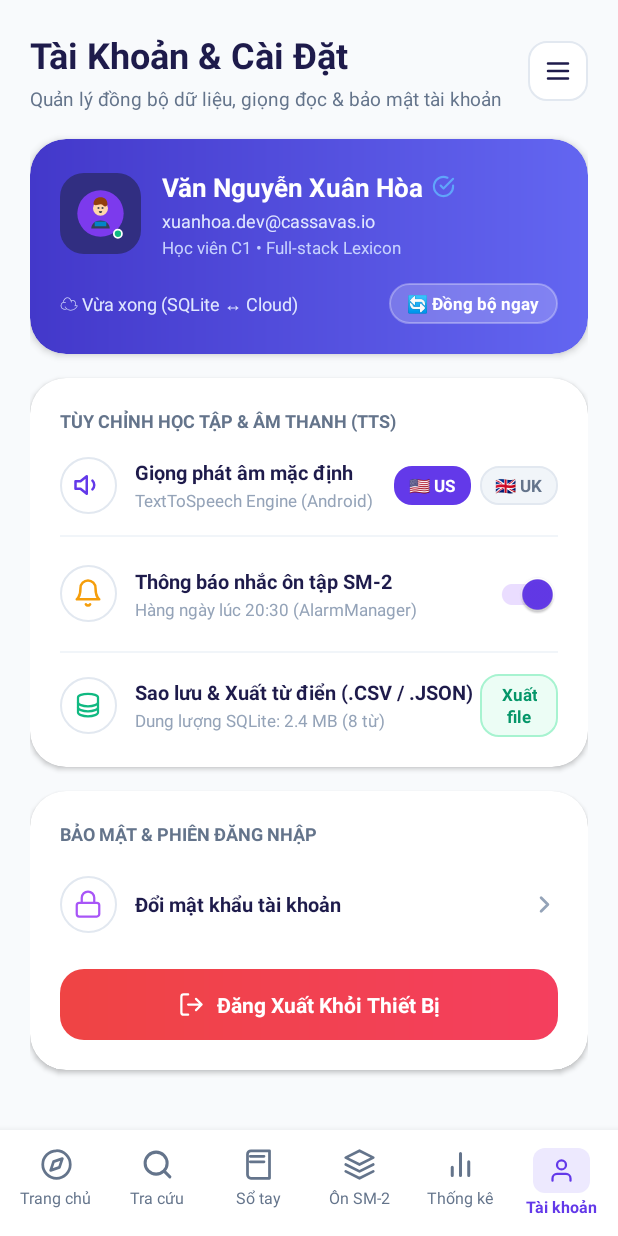
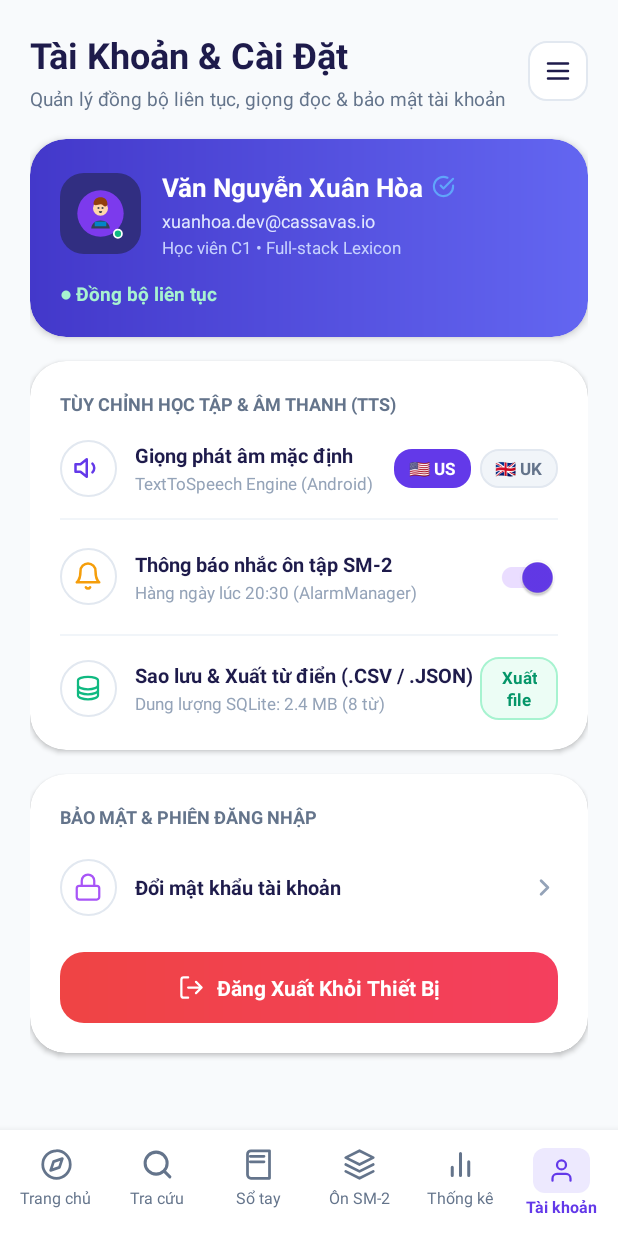
Before and after one commit to UMISORA09/Tu_Dien_Ca_Nhan, an Android app: the ProfileActivity screen opened directly, with no data from a screen before it, on a phone screen of 412 x 824 dp. Run offline under Robolectric (Android 15) with nearby library versions, the phone set to English and light mode, and no system bars.

Commit message:
fix(profile): switch sync to continuous, remove sync button and recent cloud text

```diff
--- a/app/src/main/java/com/example/eduprofile/ProfileActivity.kt
+++ b/app/src/main/java/com/example/eduprofile/ProfileActivity.kt
@@ -39,7 +39,6 @@ class ProfileActivity : AppCompatActivity(), TextToSpeech.OnInitListener {
     private lateinit var tvUserEmail: TextView
     private lateinit var tvUserRole: TextView
     private lateinit var tvSyncStatus: TextView
-    private lateinit var btnSyncNow: LinearLayout
 
     // TTS & Learning Settings
     private lateinit var cardSettingsTTS: CardView
@@ -109,7 +108,6 @@ class ProfileActivity : AppCompatActivity(), TextToSpeech.OnInitListener {
         tvUserEmail = findViewById(R.id.tvUserEmail)
         tvUserRole = findViewById(R.id.tvUserRole)
         tvSyncStatus = findViewById(R.id.tvSyncStatus)
-        btnSyncNow = findViewById(R.id.btnSyncNow)
 
         cardSettingsTTS = findViewById(R.id.cardSettingsTTS)
         pillVoiceUS = findViewById(R.id.pillVoiceUS)
@@ -148,22 +146,9 @@ class ProfileActivity : AppCompatActivity(), TextToSpeech.OnInitListener {
             startActivity(Intent(this, AdminCmsActivity::class.java))
         }
 
-        // Sync Now Button
-        btnSyncNow.setOnClickListener {
-            val rotate = ObjectAnimator.ofFloat(btnSyncNow, "rotation", 0f, 360f).apply {
-                duration = 600
-                interpolator = AccelerateDecelerateInterpolator()
-            }
-            rotate.start()
-
-            tvSyncStatus.text = "🔄 Đang đồng bộ dữ liệu..."
-            btnSyncNow.isEnabled = false
-
-            handler.postDelayed({
-                tvSyncStatus.text = "☁ Vừa xong (SQLite ↔ Cloud)"
-                btnSyncNow.isEnabled = true
-                Toast.makeText(this, "✅ Đã đồng bộ 8 từ vựng với Cloud thành công!", Toast.LENGTH_SHORT).show()
-            }, 1000)
+        // Continuous Sync Status
+        tvSyncStatus.setOnClickListener {
+            Toast.makeText(this, "Hệ thống đang đồng bộ liên tục với Cloud", Toast.LENGTH_SHORT).show()
         }
 
         // TTS Voice Accent Switchers
--- a/app/src/main/res/layout/activity_profile.xml
+++ b/app/src/main/res/layout/activity_profile.xml
@@ -168,46 +168,23 @@
                         </LinearLayout>
                     </LinearLayout>
 
-                    <!-- Bottom Row: Sync Status & Sync Now Button -->
-                    <RelativeLayout
+                    <!-- Bottom Row: Continuous Sync Indicator -->
+                    <LinearLayout
                         android:layout_width="match_parent"
                         android:layout_height="wrap_content"
-                        android:layout_marginTop="16dp">
+                        android:layout_marginTop="14dp"
+                        android:gravity="center_vertical"
+                        android:orientation="horizontal">
 
                         <TextView
                             android:id="@+id/tvSyncStatus"
                             android:layout_width="wrap_content"
                             android:layout_height="wrap_content"
-                            android:layout_alignParentStart="true"
-                            android:layout_centerVertical="true"
                             android:text="@string/sync_status_recent"
-                            android:textColor="#E0E7FF"
-                            android:textSize="12sp" />
-
-                        <!-- Sync Now Button -->
-                        <LinearLayout
-                            android:id="@+id/btnSyncNow"
-                            android:layout_width="wrap_content"
-                            android:layout_height="wrap_content"
-                            android:layout_alignParentEnd="true"
-                            android:layout_centerVertical="true"
-                            android:background="@drawable/bg_sync_pill"
-                            android:clickable="true"
-                            android:focusable="true"
-                            android:gravity="center"
-                            android:orientation="horizontal"
-                            android:paddingHorizontal="12dp"
-                            android:paddingVertical="6dp">
-
-                            <TextView
-                                android:layout_width="wrap_content"
-                                android:layout_height="wrap_content"
-                                android:text="@string/btn_sync_now"
-                                android:textColor="#FFFFFF"
-                                android:textSize="11.5sp"
-                                android:textStyle="bold" />
-                        </LinearLayout>
-                    </RelativeLayout>
+                            android:textColor="#A7F3D0"
+                            android:textSize="12.5sp"
+                            android:textStyle="bold" />
+                    </LinearLayout>
                 </LinearLayout>
             </androidx.cardview.widget.CardView>
 
--- a/app/src/main/res/values/strings.xml
+++ b/app/src/main/res/values/strings.xml
@@ -288,12 +288,12 @@
 
     <!-- Profile / Tài khoản & Cài đặt Screen -->
     <string name="title_profile_screen">Tài Khoản &amp; Cài Đặt</string>
-    <string name="subtitle_profile_screen">Quản lý đồng bộ dữ liệu, giọng đọc &amp; bảo mật tài khoản</string>
+    <string name="subtitle_profile_screen">Quản lý đồng bộ liên tục, giọng đọc &amp; bảo mật tài khoản</string>
     <string name="default_user_name">Văn Nguyễn Xuân Hòa</string>
     <string name="default_user_email">xuanhoa.dev@cassavas.io</string>
     <string name="default_user_role">Học viên C1 • Full-stack Lexicon</string>
-    <string name="sync_status_recent">☁ Vừa xong (SQLite ↔ Cloud)</string>
-    <string name="btn_sync_now">🔄 Đồng bộ ngay</string>
+    <string name="sync_status_recent">● Đồng bộ liên tục</string>
+    <string name="btn_sync_now">Đồng bộ liên tục</string>
     <string name="sec_custom_tts">TÙY CHỈNH HỌC TẬP &amp; ÂM THANH (TTS)</string>
     <string name="label_default_voice">Giọng phát âm mặc định</string>
     <string name="sub_default_voice">TextToSpeech Engine (Android)</string>
```
